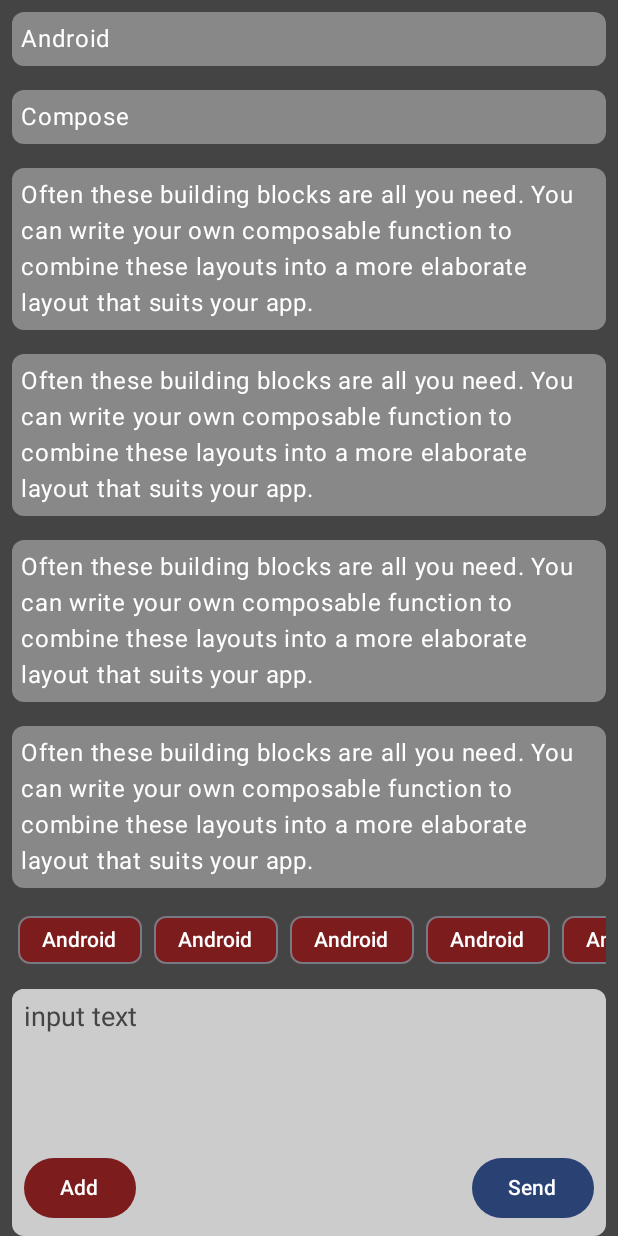
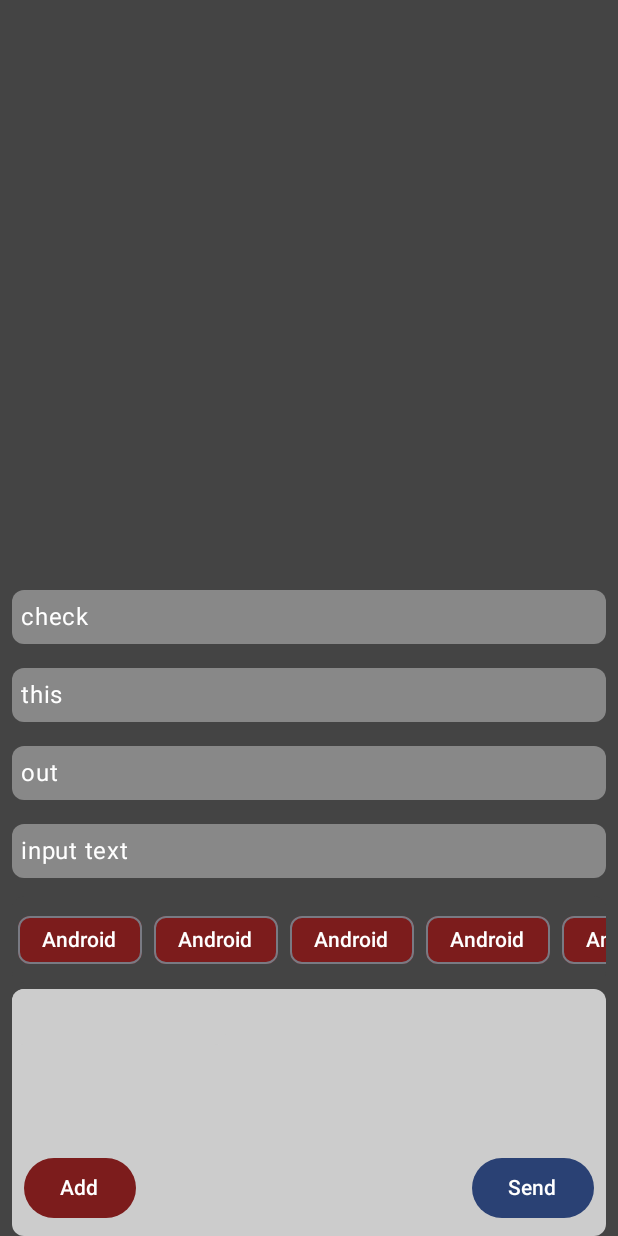
Before and after one commit to yenik/compose-playground, an Android app built with Jetpack Compose: the screen it shows after launch (MainActivity), after a tap on "Send", on a phone screen of 412 x 824 dp. Run offline under Robolectric (Android 15) with nearby library versions, the phone set to English and light mode, and no system bars.

Commit message:
added adding functionality

```diff
--- a/app/src/main/java/cz/nuanced/composemindframe/MainActivity.kt
+++ b/app/src/main/java/cz/nuanced/composemindframe/MainActivity.kt
@@ -59,6 +59,7 @@ class MainActivity : ComponentActivity() {
         setContent {
             ComposeMindFrameTheme {
                 var text by remember { mutableStateOf("input text") }
+                var memes = remember { mutableListOf("check", "this", "out") }
                 Scaffold(
 //                    floatingActionButtonPosition = FabPosition.End,
 //                    floatingActionButton = {
@@ -80,14 +81,8 @@ class MainActivity : ComponentActivity() {
                                 .verticalScroll(rememberScrollState()),
                             verticalArrangement = Arrangement.Bottom
                         ) {
-                            Meme(content = "Android")
-                            Meme(content = "Compose")
-                            repeat(12) {
-                                Meme(
-                                    content = "Often these building blocks are all you need. You can write" +
-                                            " your own composable function to combine these layouts into a more" +
-                                            " elaborate layout that suits your app."
-                                )
+                            memes.forEach { memeContent ->
+                                Meme(content = memeContent)
                             }
                         }
                         Row(
@@ -111,6 +106,8 @@ class MainActivity : ComponentActivity() {
                                 .background(Color.LightGray, shape = MaterialTheme.shapes.small)
                         ) {
                             BasicTextField(
+                                //i want the text to be a placeholder
+
                                 value = text,
                                 onValueChange = { text = it },
                                 textStyle = TextStyle(fontSize = 18.sp, color = Color.DarkGray),
@@ -119,7 +116,12 @@ class MainActivity : ComponentActivity() {
                                     .padding(8.dp)
                             )
                             Button(
-                                onClick = { /*TODO*/ },
+                                onClick = {
+                                    if (text.isNotEmpty()) {
+                                        memes.add(text)
+                                        text = ""
+                                    }
+                                },
                                 modifier = Modifier
                                     .align(Alignment.BottomEnd)
                                     .padding(8.dp)
```
